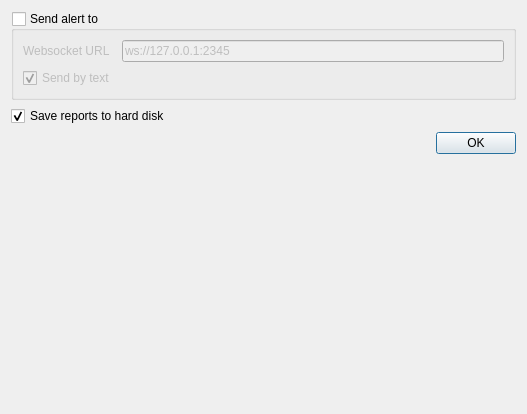
stereomatchingkiss/show_cases, file generic_cv_tasks/ui/dialog_alert_sender_settings.ui: the form before one commit.
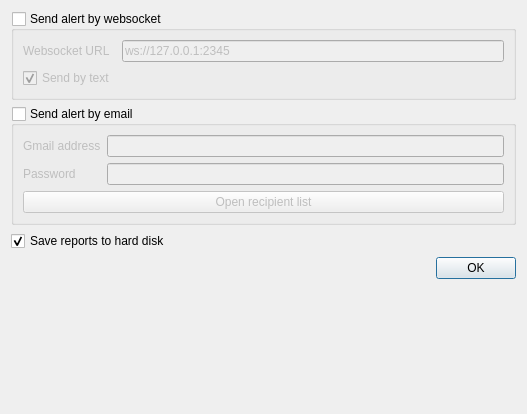
The form after the commit.

What changed in the file:
```diff
--- a/generic_cv_tasks/ui/dialog_alert_sender_settings.ui
+++ b/generic_cv_tasks/ui/dialog_alert_sender_settings.ui
@@ -17,7 +17,7 @@
    <item>
     <widget class="QGroupBox" name="groupBoxSendAlertTo">
      <property name="title">
-      <string>Send alert to</string>
+      <string>Send alert by websocket</string>
      </property>
      <property name="checkable">
       <bool>true</bool>
@@ -56,6 +56,48 @@
      </layout>
     </widget>
    </item>
+   <item>
+    <widget class="QGroupBox" name="groupBoxSendAlertByEmail">
+     <property name="title">
+      <string>Send alert by email</string>
+     </property>
+     <property name="checkable">
+      <bool>true</bool>
+     </property>
+     <property name="checked">
+      <bool>false</bool>
+     </property>
+     <layout class="QGridLayout" name="gridLayout_2">
+      <item row="0" column="0">
+       <widget class="QLabel" name="label_2">
+        <property name="text">
+         <string>Gmail address</string>
+        </property>
+       </widget>
+      </item>
+      <item row="0" column="1">
+       <widget class="QLineEdit" name="lineEditGmailAddress"/>
+      </item>
+      <item row="1" column="0">
+       <widget class="QLabel" name="label_3">
+        <property name="text">
+         <string>Password</string>
+        </property>
+       </widget>
+      </item>
+      <item row="1" column="1">
+       <widget class="QLineEdit" name="lineEditEmailPassword"/>
+      </item>
+      <item row="2" column="0" colspan="2">
+       <widget class="QPushButton" name="pushButtonSendEmailTo">
+        <property name="text">
+         <string>Open recipient list</string>
+        </property>
+       </widget>
+      </item>
+     </layout>
+    </widget>
+   </item>
    <item>
     <widget class="QCheckBox" name="checkBoxSaveReports">
      <property name="text">
@@ -81,7 +123,7 @@
      <property name="sizeHint" stdset="0">
       <size>
        <width>20</width>
-       <height>299</height>
+       <height>125</height>
       </size>
      </property>
     </spacer>
```
Left out of the diff: 2 changed lines with no effect on the pictures.
